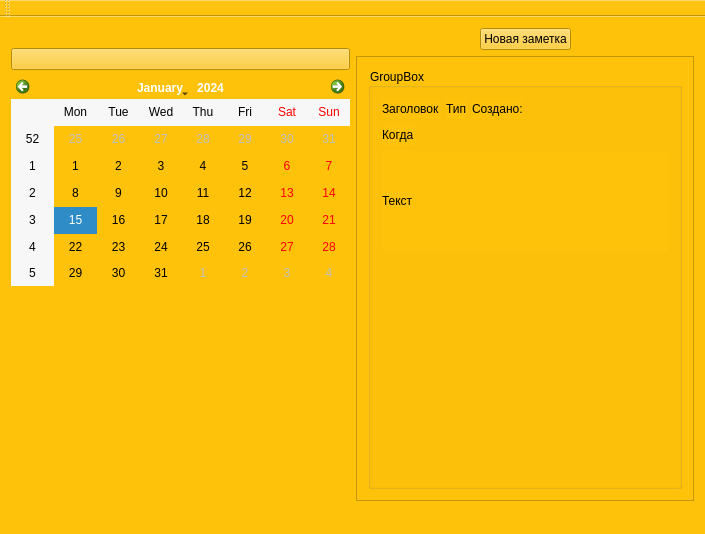
Before: the Qt Designer form MattyNotes/mattynotes.ui in MattyMatiss/MattyNotesOld, drawn with Qt 5.
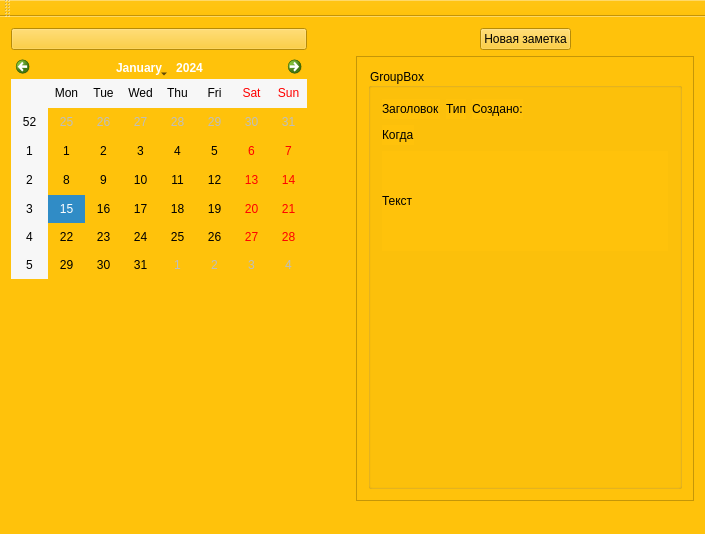
After: the same form once the commit is applied. Icons and pictures are not drawn.

What changed in the file:
```diff
--- a/MattyNotes/mattynotes.ui
+++ b/MattyNotes/mattynotes.ui
@@ -18,7 +18,61 @@
   </property>
   <widget class="QWidget" name="centralWidget">
    <layout class="QGridLayout" name="gridLayout">
-    <item row="0" column="1" rowspan="2">
+    <item row="0" column="0">
+     <layout class="QHBoxLayout" name="horizontalLayout">
+      <item>
+       <layout class="QVBoxLayout" name="verticalLayout">
+        <item>
+         <widget class="QPushButton" name="pushButtonCalendar">
+          <property name="minimumSize">
+           <size>
+            <width>296</width>
+            <height>0</height>
+           </size>
+          </property>
+          <property name="text">
+           <string/>
+          </property>
+         </widget>
+        </item>
+        <item>
+         <widget class="QCalendarWidget" name="calendarWidget">
+          <property name="styleSheet">
+           <string notr="true"/>
+          </property>
+         </widget>
+        </item>
+        <item>
+         <spacer name="verticalSpacer_2">
+          <property name="orientation">
+           <enum>Qt::Vertical</enum>
+          </property>
+          <property name="sizeHint" stdset="0">
+           <size>
+            <width>20</width>
+            <height>40</height>
+           </size>
+          </property>
+         </spacer>
+        </item>
+       </layout>
+      </item>
+      <item>
+       <spacer name="horizontalSpacer_2">
+        <property name="orientation">
+         <enum>Qt::Horizontal</enum>
+        </property>
+        <property name="sizeHint" stdset="0">
+         <size>
+          <width>40</width>
+          <height>20</height>
+         </size>
+        </property>
+       </spacer>
+      </item>
+     </layout>
+    </item>
+    <item row="0" column="1">
      <layout class="QVBoxLayout" name="verticalLayout_3">
       <item>
        <layout class="QHBoxLayout" name="horizontalLayout_3">
@@ -246,73 +300,6 @@
       </item>
      </layout>
     </item>
-    <item row="0" column="0">
-     <layout class="QVBoxLayout" name="verticalLayout">
-      <item>
-       <layout class="QHBoxLayout" name="horizontalLayout">
-        <item>
-         <spacer name="horizontalSpacer">
-          <property name="orientation">
-           <enum>Qt::Horizontal</enum>
-          </property>
-          <property name="sizeHint" stdset="0">
-           <size>
-            <width>40</width>
-            <height>20</height>
-           </size>
-          </property>
-         </spacer>
-        </item>
-        <item>
-         <spacer name="horizontalSpacer_2">
-          <property name="orientation">
-           <enum>Qt::Horizontal</enum>
-          </property>
-          <property name="sizeHint" stdset="0">
-           <size>
-            <width>40</width>
-            <height>20</height>
-           </size>
-          </property>
-         </spacer>
-        </item>
-       </layout>
-      </item>
-      <item>
-       <widget class="QPushButton" name="pushButtonCalendar">
-        <property name="minimumSize">
-         <size>
-          <width>296</width>
-          <height>0</height>
-         </size>
-        </property>
-        <property name="text">
-         <string/>
-        </property>
-       </widget>
-      </item>
-      <item>
-       <widget class="QCalendarWidget" name="calendarWidget">
-        <property name="styleSheet">
-         <string notr="true"/>
-        </property>
-       </widget>
-      </item>
-      <item>
-       <spacer name="verticalSpacer_2">
-        <property name="orientation">
-         <enum>Qt::Vertical</enum>
-        </property>
-        <property name="sizeHint" stdset="0">
-         <size>
-          <width>20</width>
-          <height>40</height>
-         </size>
-        </property>
-       </spacer>
-      </item>
-     </layout>
-    </item>
    </layout>
   </widget>
   <widget class="QMenuBar" name="menuBar">
```
Left out of the diff: 2 changed lines with no effect on the pictures.
